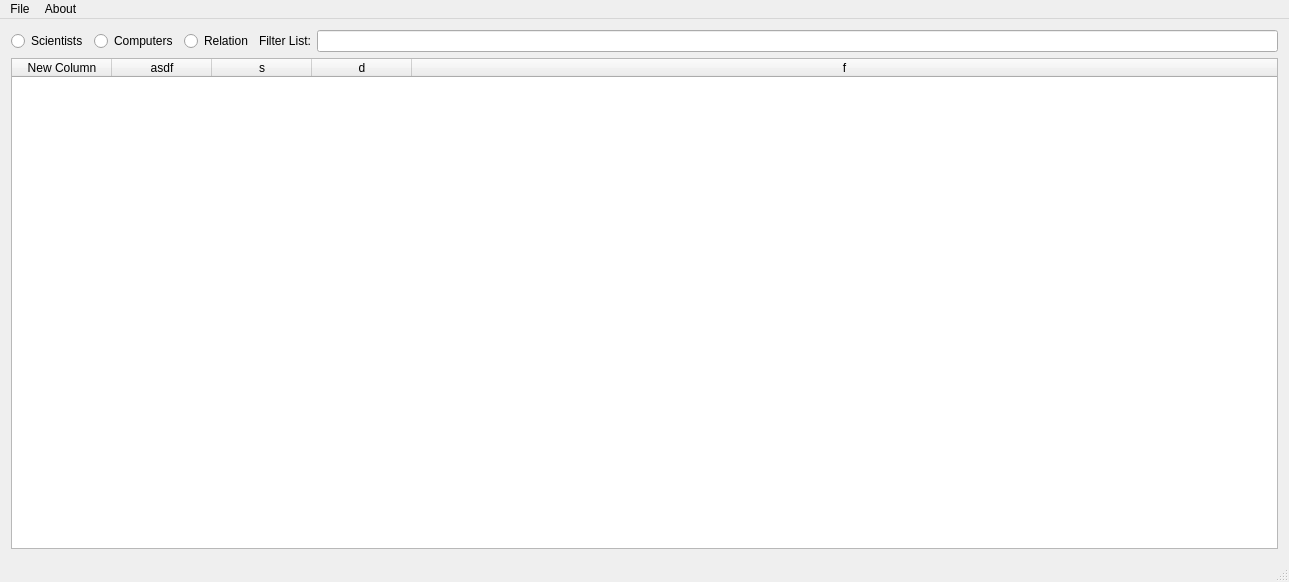
orriaxels/Hopur42, file ui/mainwindow.ui: the form before one commit.
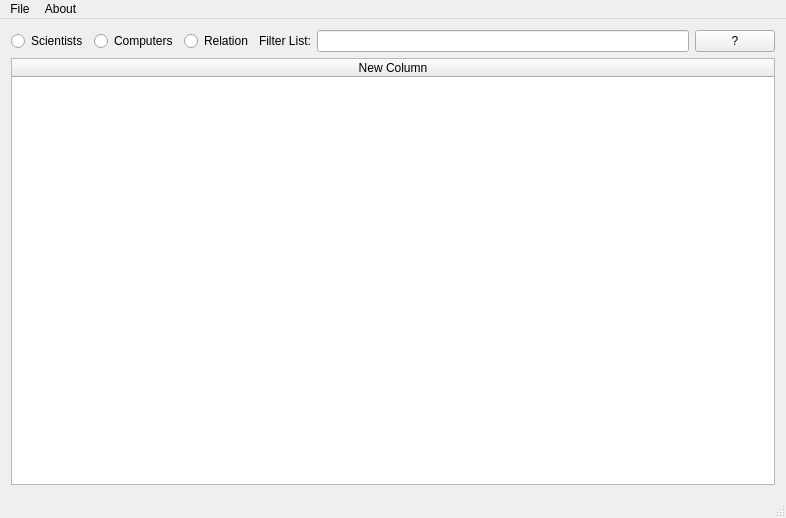
The form after the commit.

Commit message:
table text alignment and database error
If database is not found then programs prints error and quits.

The edit to the form file:
```diff
--- a/ui/mainwindow.ui
+++ b/ui/mainwindow.ui
@@ -6,59 +6,18 @@
    <rect>
     <x>0</x>
     <y>0</y>
-    <width>1289</width>
-    <height>582</height>
+    <width>786</width>
+    <height>518</height>
    </rect>
   </property>
   <property name="windowTitle">
    <string>DatabaseViewer</string>
   </property>
   <widget class="QWidget" name="centralWidget">
-   <layout class="QGridLayout" name="gridLayout_2">
-    <item row="0" column="0">
      <layout class="QGridLayout" name="gridLayout">
-      <item row="2" column="0">
-       <widget class="QTableWidget" name="mainTable">
-        <property name="editTriggers">
-         <set>QAbstractItemView::NoEditTriggers</set>
-        </property>
-        <property name="sortingEnabled">
-         <bool>true</bool>
-        </property>
-        <attribute name="horizontalHeaderStretchLastSection">
-         <bool>true</bool>
-        </attribute>
-        <attribute name="verticalHeaderVisible">
-         <bool>false</bool>
-        </attribute>
-        <column>
-         <property name="text">
-          <string>New Column</string>
-         </property>
-        </column>
-        <column>
-         <property name="text">
-          <string>asdf</string>
-         </property>
-        </column>
-        <column>
-         <property name="text">
-          <string>s</string>
-         </property>
-        </column>
-        <column>
-         <property name="text">
-          <string>d</string>
-         </property>
-        </column>
-        <column>
-         <property name="text">
-          <string>f</string>
-         </property>
-        </column>
-       </widget>
-      </item>
-      <item row="1" column="0">
+    <item row="0" column="0">
+     <layout class="QVBoxLayout" name="verticalLayout">
+      <item>
        <layout class="QHBoxLayout" name="horizontalLayout">
         <item>
          <layout class="QHBoxLayout" name="horizontalLayout_2">
@@ -107,8 +66,42 @@
         <item>
          <widget class="QLineEdit" name="lineEdit"/>
         </item>
+        <item>
+         <widget class="QPushButton" name="pushButton">
+          <property name="text">
+           <string>?</string>
+          </property>
+         </widget>
+        </item>
        </layout>
       </item>
+      <item>
+       <widget class="QTableWidget" name="mainTable">
+        <property name="editTriggers">
+         <set>QAbstractItemView::NoEditTriggers</set>
+        </property>
+        <property name="alternatingRowColors">
+         <bool>true</bool>
+        </property>
+        <property name="sortingEnabled">
+         <bool>true</bool>
+        </property>
+        <property name="columnCount">
+         <number>1</number>
+        </property>
+        <attribute name="horizontalHeaderStretchLastSection">
+         <bool>true</bool>
+        </attribute>
+        <attribute name="verticalHeaderVisible">
+         <bool>false</bool>
+        </attribute>
+        <column>
+         <property name="text">
+          <string>New Column</string>
+         </property>
+        </column>
+       </widget>
+      </item>
      </layout>
     </item>
    </layout>
@@ -118,7 +111,7 @@
     <rect>
      <x>0</x>
      <y>0</y>
-     <width>1289</width>
+     <width>786</width>
      <height>20</height>
     </rect>
    </property>
```
Left out of the diff: 4 changed lines with no effect on the pictures. Lines whose indentation alone changed are shown as unchanged. The commit also changes 4 other files.
